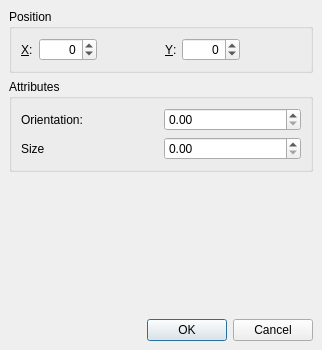
Before: the Qt Designer form forms/obstacle-properties-dialog.ui in pomjak/robotCollisionDetection, drawn with Qt 5.
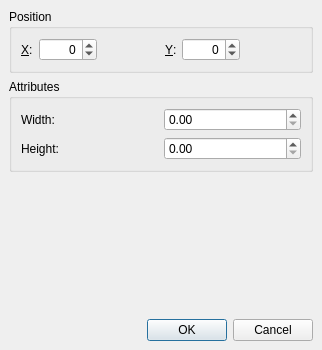
After: the same form once the commit is applied.

Commit message: fix(ui): changed obstacle dialog to include w/h

What changed in the file:
```diff
--- a/forms/obstacle-properties-dialog.ui
+++ b/forms/obstacle-properties-dialog.ui
@@ -149,14 +149,7 @@
       <item row="1" column="0">
        <widget class="QLabel" name="label_5">
         <property name="text">
-         <string>Size</string>
-        </property>
-       </widget>
-      </item>
-      <item row="0" column="0">
-       <widget class="QLabel" name="label_4">
-        <property name="text">
-         <string>Orientation:</string>
+         <string>Height:</string>
         </property>
        </widget>
       </item>
@@ -164,7 +157,14 @@
        <widget class="QDoubleSpinBox" name="orientationBox"/>
       </item>
       <item row="1" column="1">
-       <widget class="QDoubleSpinBox" name="sizeBox"/>
+       <widget class="QDoubleSpinBox" name="heightBox"/>
+      </item>
+      <item row="0" column="0">
+       <widget class="QLabel" name="widthLabel">
+        <property name="text">
+         <string>Width:</string>
+        </property>
+       </widget>
       </item>
      </layout>
     </widget>
```
Left out of the diff: 16 changed lines with no effect on the pictures.
